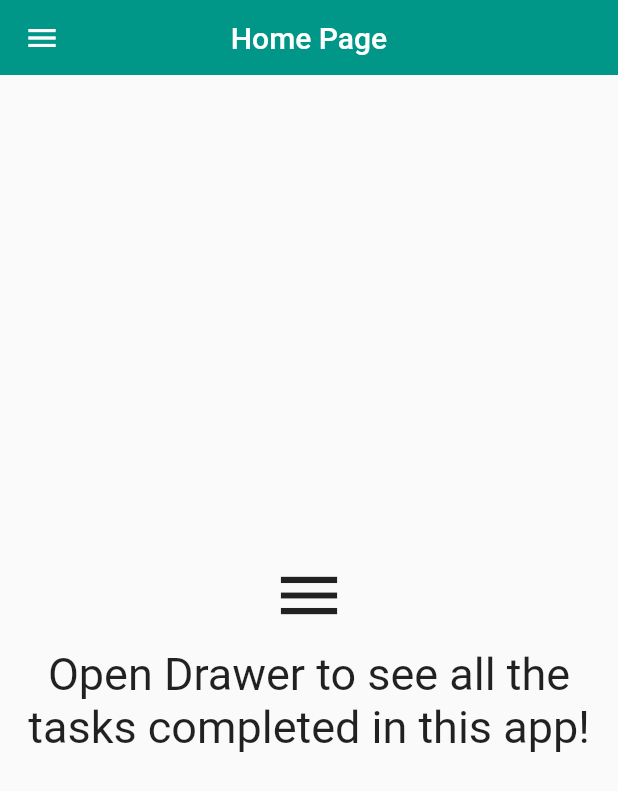
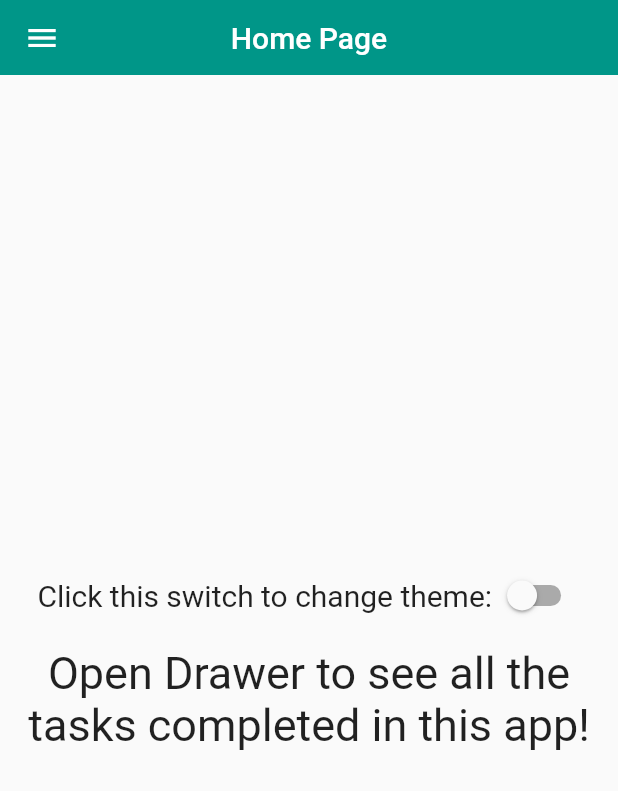
Before and after one commit to mafzaldev/mad-final-assignment, a Flutter app: the HomePage screen opened directly, on a phone screen of 412 x 824 dp. Shown: the top 791 px of the screen. Run offline on Flutter 3.47's test engine with Material 2 defaults, Android fonts, the phone set to English and light mode, and no system bars; our stand-ins replace firebase_auth, firebase_core, firebase_database, google_sign_in, shared_preferences; accounts and stored records are empty; network calls fail.

Commit message:
:sparkles:added shared_preferences and provider

```diff
--- a/lib/main.dart
+++ b/lib/main.dart
@@ -1,6 +1,9 @@
 import 'package:flutter/material.dart';
+import 'package:mad_combined_tasks/pages/home_page.dart';
+import 'package:mad_combined_tasks/utils/utils.dart';
+import 'package:provider/provider.dart';
 import 'package:firebase_core/firebase_core.dart';
-import 'package:mad_combined_tasks/pages/login_page.dart';
+import 'package:mad_combined_tasks/providers/theme_provider.dart';
 
 void main() async {
   WidgetsFlutterBinding.ensureInitialized();
@@ -8,20 +11,45 @@ void main() async {
   runApp(const MyApp());
 }
 
-class MyApp extends StatelessWidget {
+class MyApp extends StatefulWidget {
   const MyApp({super.key});
 
   @override
+  State<MyApp> createState() => _MyAppState();
+}
+
+class _MyAppState extends State<MyApp> {
+  DarkThemeProvider themeChangeProvider = DarkThemeProvider();
+
+  @override
+  void initState() {
+    super.initState();
+    getCurrentAppTheme();
+  }
+
+  void getCurrentAppTheme() async {
+    themeChangeProvider.darkTheme =
+        await themeChangeProvider.darkThemePreference.getTheme();
+  }
+
+  @override
   Widget build(BuildContext context) {
-    return MaterialApp(
-      title: 'MAD Combined Tasks',
-      themeMode: ThemeMode.light,
-      theme:
-          ThemeData(brightness: Brightness.light, primarySwatch: Colors.teal),
-      darkTheme: ThemeData(brightness: Brightness.dark),
-      debugShowCheckedModeBanner: false,
-      debugShowMaterialGrid: false,
-      home: const LoginPage(),
-    );
+    return MultiProvider(
+        providers: [
+          ChangeNotifierProvider(create: (_) {
+            return themeChangeProvider;
+          }),
+        ],
+        child: Consumer<DarkThemeProvider>(
+          builder: (context, value, child) {
+            return MaterialApp(
+              title: 'MAD Combined Tasks',
+              theme: Styles.themeData(themeChangeProvider.darkTheme, context),
+              debugShowCheckedModeBanner: false,
+              debugShowMaterialGrid: false,
+              home: const HomePage(),
+            );
+          },
+        ));
   }
 }
--- a/lib/pages/home_page.dart
+++ b/lib/pages/home_page.dart
@@ -1,12 +1,20 @@
 import 'package:flutter/material.dart';
+import 'package:mad_combined_tasks/providers/theme_provider.dart';
+import 'package:provider/provider.dart';
 import 'package:mad_combined_tasks/pages/firebase_crud/firebase_index.dart';
 import 'package:mad_combined_tasks/widgets/custom_app_bar.dart';
 
-class HomePage extends StatelessWidget {
+class HomePage extends StatefulWidget {
   const HomePage({super.key});
 
   @override
+  State<HomePage> createState() => _HomePageState();
+}
+
+class _HomePageState extends State<HomePage> {
+  @override
   Widget build(BuildContext context) {
+    final themeProvider = Provider.of<DarkThemeProvider>(context);
     return Scaffold(
       drawer: Drawer(
         child: ListView(
@@ -49,15 +57,27 @@ class HomePage extends StatelessWidget {
         child: Column(
           mainAxisAlignment: MainAxisAlignment.center,
           crossAxisAlignment: CrossAxisAlignment.center,
-          children: const [
-            Icon(
-              Icons.menu,
-              size: 50,
+          children: [
+            Row(
+              mainAxisAlignment: MainAxisAlignment.center,
+              children: [
+                const Text(
+                  'Click this switch to change theme:',
+                  style: TextStyle(
+                    fontSize: 20,
+                  ),
+                ),
+                Switch(
+                    value: themeProvider.darkTheme,
+                    onChanged: (bool value) {
+                      themeProvider.darkTheme = value;
+                    })
+              ],
             ),
-            SizedBox(
+            const SizedBox(
               height: 10,
             ),
-            Text(
+            const Text(
               'Open Drawer to see all the tasks completed in this app!',
               textAlign: TextAlign.center,
               style: TextStyle(
--- /dev/null
+++ b/lib/providers/theme_provider.dart
@@ -0,0 +1,15 @@
+import 'package:flutter/material.dart';
+import 'package:mad_combined_tasks/utils/dark_theme_preference.dart';
+
+class DarkThemeProvider with ChangeNotifier {
+  DarkThemePreference darkThemePreference = DarkThemePreference();
+  bool _darkTheme = false;
+
+  bool get darkTheme => _darkTheme;
+
+  set darkTheme(bool value) {
+    _darkTheme = value;
+    darkThemePreference.setDarkTheme(value);
+    notifyListeners();
+  }
+}
--- /dev/null
+++ b/lib/utils/dark_theme_preference.dart
@@ -0,0 +1,15 @@
+import 'package:shared_preferences/shared_preferences.dart';
+
+class DarkThemePreference {
+  static const THEME_STATUS = "THEMESTATUS";
+
+  setDarkTheme(bool value) async {
+    SharedPreferences prefs = await SharedPreferences.getInstance();
+    prefs.setBool(THEME_STATUS, value);
+  }
+
+  Future<bool> getTheme() async {
+    SharedPreferences prefs = await SharedPreferences.getInstance();
+    return prefs.getBool(THEME_STATUS) ?? false;
+  }
+}
--- a/pubspec.yaml
+++ b/pubspec.yaml
@@ -41,6 +41,8 @@ dependencies:
   cloud_firestore: ^4.5.0
   firebase_database: ^10.1.0
   flutter_facebook_auth: ^5.0.8
+  shared_preferences: ^2.1.0
+  provider: ^6.0.5
 
 dev_dependencies:
   flutter_test:
```
Also changed, not shown: lib/utils/utils.dart (+9 -0 lines), pubspec.lock, 2 other files.
